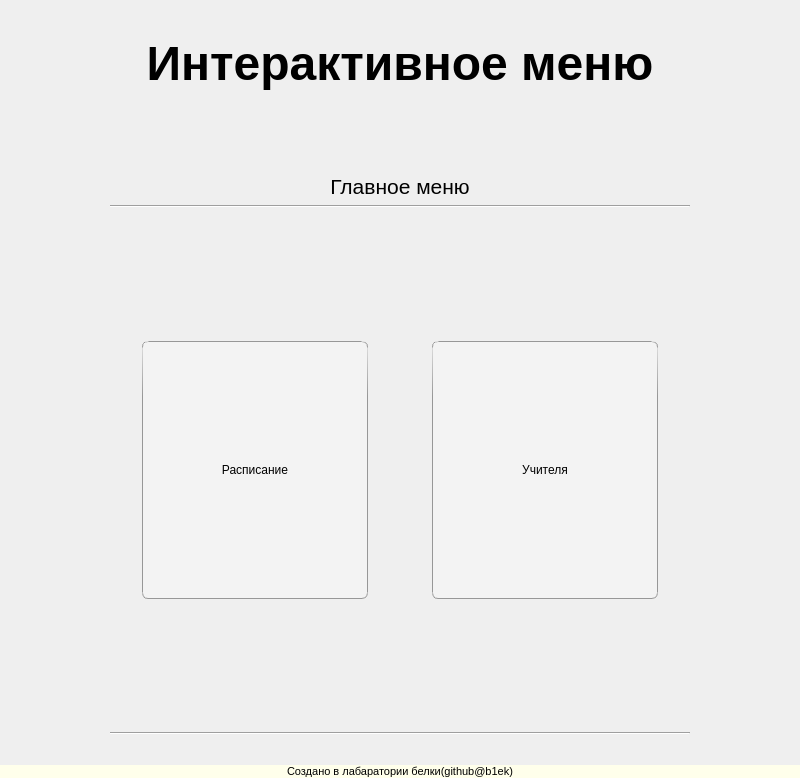
The window that src/gui.ui (b1ek/CuteSchedule) describes before a commit, drawn with Qt 5.
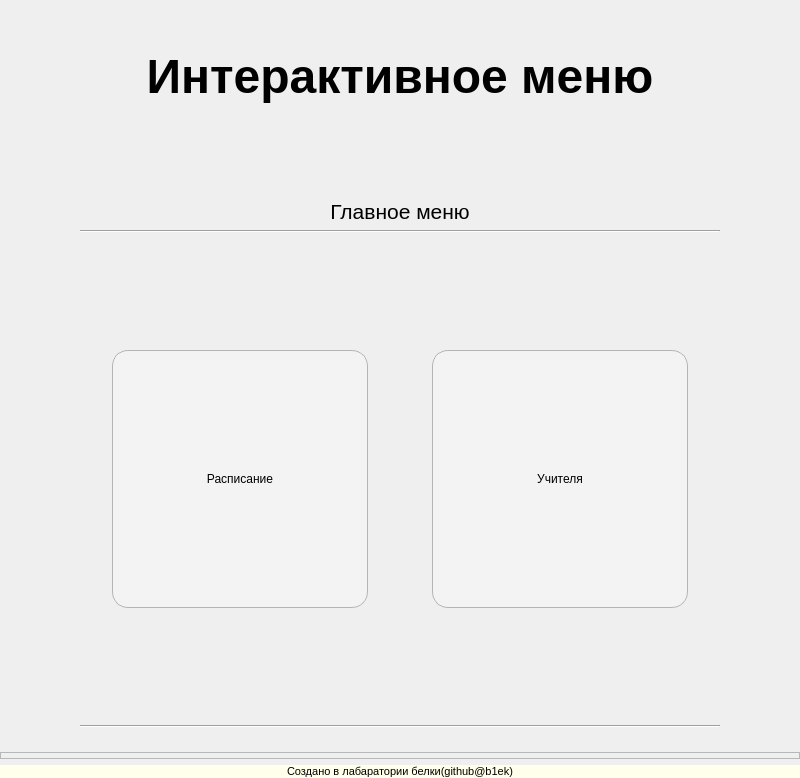
The same window after the commit.

Commit message: fixed outer window bug

The edit to the form file:
```diff
--- a/src/gui.ui
+++ b/src/gui.ui
@@ -19,9 +19,10 @@
    </property>
    <property name="styleSheet">
     <string notr="true">QPushButton {
-    border: 1px solid qlineargradient(spread:pad, x1:0.994, y1:0, x2:1, y2:1, stop:0 rgba(217, 217, 217, 255), stop:0.198864 rgba(151, 151, 151, 255));
+    border: 1px solid rgb(180, 180, 180);
+	background-color: qlineargradient(spread:pad, x1:0, y1:1, x2:0, y2:0.0340909, stop:0 rgba(131, 131, 131, 255), stop:0.965909 rgba(180, 180, 180, 255), stop:1 rgba(255, 255, 255, 255));
 
-    border-radius: 6px;
+    border-radius: 16px;
     min-width: 80px;
     background-color: #f3f3f3;
 
@@ -162,7 +163,7 @@
          </property>
          <property name="maximumSize">
           <size>
-           <width>16777215</width>
+           <width>740</width>
            <height>16777215</height>
           </size>
          </property>
@@ -200,8 +201,14 @@
            <widget class="QWidget" name="menu" native="true">
             <property name="minimumSize">
              <size>
-              <width>0</width>
-              <height>512</height>
+              <width>640</width>
+              <height>480</height>
+             </size>
+            </property>
+            <property name="maximumSize">
+             <size>
+              <width>640</width>
+              <height>480</height>
              </size>
             </property>
             <layout class="QVBoxLayout" name="verticalLayout_4">
```
Left out of the diff: 2 changed lines with no effect on the pictures. The commit also changes 4 other files.
